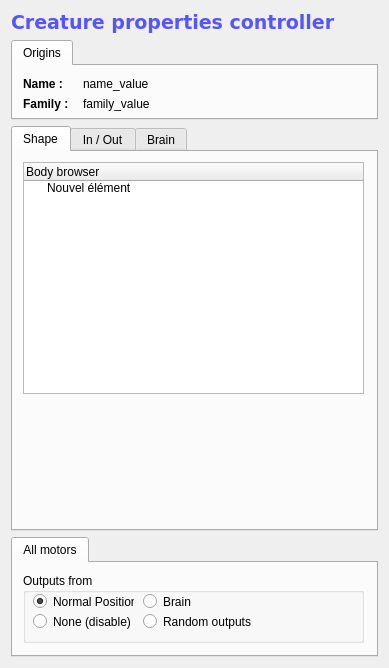
Old version of the form src/genelab/core/ui/widgets/entities/entitypropertiescontroller.ui in the repository GeneCraft/GeneCraft-Project.
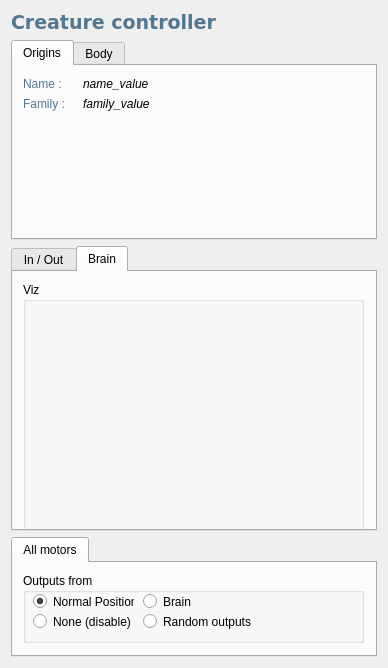
New version of the form. The open tabs and pages were chosen to show the change. Icons and pictures are not drawn.

Commit message: * Refactoring de l'interface * Fixation properties controller à été promu (widget) dans Bone properties controller + plein d'icone + barre d'outil * correction du bug des nouvelles créatures (retournait rien...)

What changed in the file:
```diff
--- a/src/genelab/core/ui/widgets/entities/entitypropertiescontroller.ui
+++ b/src/genelab/core/ui/widgets/entities/entitypropertiescontroller.ui
@@ -6,7 +6,7 @@
    <rect>
     <x>0</x>
     <y>0</y>
-    <width>389</width>
+    <width>388</width>
     <height>668</height>
    </rect>
   </property>
@@ -25,10 +25,10 @@
       </font>
      </property>
      <property name="styleSheet">
-      <string notr="true">color: rgb(85, 85, 255);</string>
+      <string notr="true">color: rgb(81, 119, 145);</string>
      </property>
      <property name="text">
-      <string>Creature properties controller</string>
+      <string>Creature controller</string>
      </property>
     </widget>
    </item>
@@ -37,9 +37,12 @@
      <property name="maximumSize">
       <size>
        <width>16777215</width>
-       <height>80</height>
+       <height>200</height>
       </size>
      </property>
+     <property name="styleSheet">
+      <string notr="true"/>
+     </property>
      <property name="currentIndex">
       <number>0</number>
      </property>
@@ -56,6 +59,13 @@
          <height>16</height>
         </rect>
        </property>
+       <property name="font">
+        <font>
+         <weight>50</weight>
+         <italic>true</italic>
+         <bold>false</bold>
+        </font>
+       </property>
        <property name="text">
         <string>family_value</string>
        </property>
@@ -71,10 +81,13 @@
        </property>
        <property name="font">
         <font>
-         <weight>75</weight>
-         <bold>true</bold>
+         <weight>50</weight>
+         <bold>false</bold>
         </font>
        </property>
+       <property name="styleSheet">
+        <string notr="true">color: rgb(81, 119, 145);</string>
+       </property>
        <property name="text">
         <string>Name :</string>
        </property>
@@ -88,6 +101,13 @@
          <height>16</height>
         </rect>
        </property>
+       <property name="font">
+        <font>
+         <weight>50</weight>
+         <italic>true</italic>
+         <bold>false</bold>
+        </font>
+       </property>
        <property name="text">
         <string>name_value</string>
        </property>
@@ -103,25 +123,21 @@
        </property>
        <property name="font">
         <font>
-         <weight>75</weight>
-         <bold>true</bold>
+         <weight>50</weight>
+         <bold>false</bold>
         </font>
        </property>
+       <property name="styleSheet">
+        <string notr="true">color: rgb(81, 119, 145);</string>
+       </property>
        <property name="text">
         <string>Family :</string>
        </property>
       </widget>
      </widget>
-    </widget>
-   </item>
-   <item>
-    <widget class="QTabWidget" name="tabWidget">
-     <property name="currentIndex">
-      <number>2</number>
-     </property>
      <widget class="QWidget" name="tab">
       <attribute name="title">
-       <string>Shape</string>
+       <string>Body</string>
       </attribute>
       <widget class="QTreeWidget" name="twBodyTree">
        <property name="geometry">
@@ -129,7 +145,7 @@
          <x>10</x>
          <y>10</y>
          <width>341</width>
-         <height>232</height>
+         <height>151</height>
         </rect>
        </property>
        <property name="autoExpandDelay">
@@ -137,16 +153,18 @@
        </property>
        <column>
         <property name="text">
-         <string>Body browser</string>
+         <string>Shape browser</string>
         </property>
        </column>
-       <item>
-        <property name="text">
-         <string>Nouvel élément</string>
-        </property>
-       </item>
       </widget>
      </widget>
+    </widget>
+   </item>
+   <item>
+    <widget class="QTabWidget" name="tabWidget">
+     <property name="currentIndex">
+      <number>1</number>
+     </property>
      <widget class="QWidget" name="tab_2">
       <attribute name="title">
        <string>In / Out</string>
```
Left out of the diff: 19 changed lines with no effect on the pictures. The commit also changes 17 other files.
